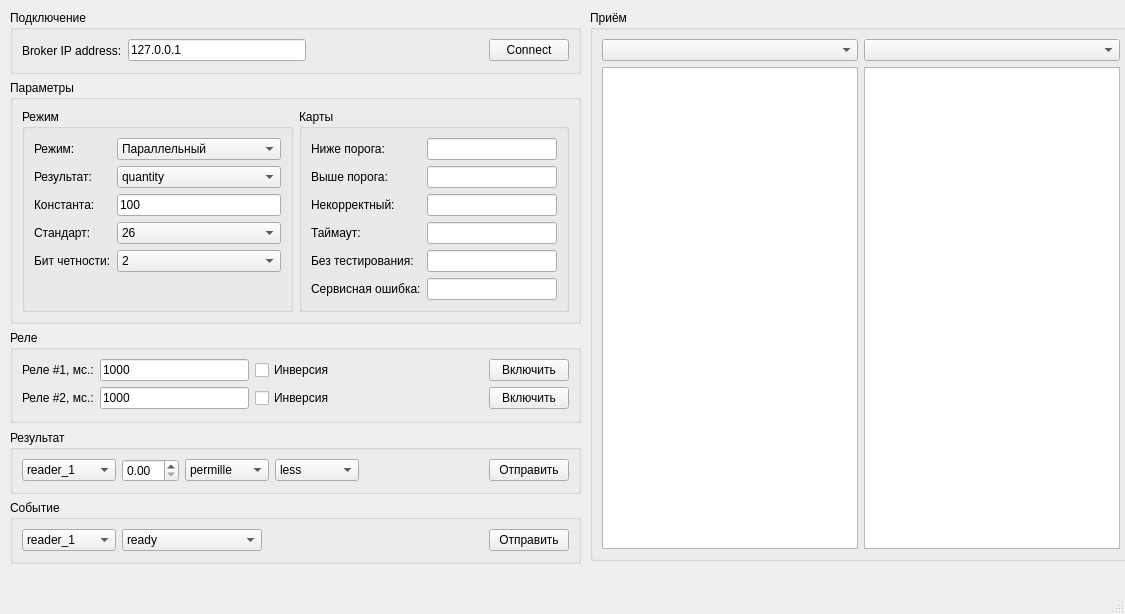
Old version of the form src/mainwindow.ui in the repository flownder/af-wiegand_sender.
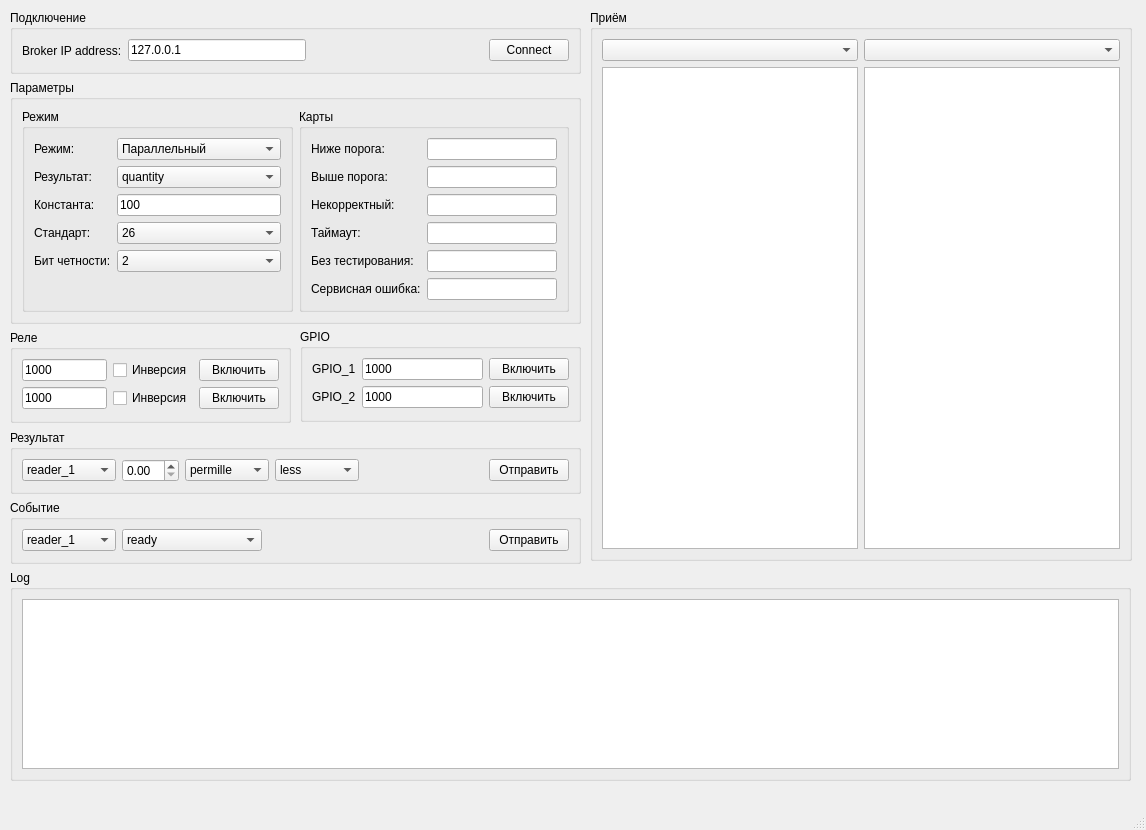
New version of the form.

Commit message: Обработка логов, и добавлен gpio

```diff
--- a/src/mainwindow.ui
+++ b/src/mainwindow.ui
@@ -6,8 +6,8 @@
    <rect>
     <x>0</x>
     <y>0</y>
-    <width>1125</width>
-    <height>614</height>
+    <width>1146</width>
+    <height>830</height>
    </rect>
   </property>
   <property name="windowTitle">
@@ -68,7 +68,7 @@
      <rect>
       <x>10</x>
       <y>330</y>
-      <width>571</width>
+      <width>281</width>
       <height>93</height>
      </rect>
     </property>
@@ -76,49 +76,21 @@
      <string>Реле</string>
     </property>
     <layout class="QGridLayout" name="gridLayout_2">
-     <item row="0" column="1">
-      <widget class="QLineEdit" name="relay_1_duration">
-       <property name="text">
-        <string>1000</string>
-       </property>
-      </widget>
-     </item>
      <item row="1" column="0">
-      <widget class="QLabel" name="label_8">
-       <property name="text">
-        <string>Реле #2, мс.:</string>
-       </property>
-      </widget>
-     </item>
-     <item row="0" column="0">
-      <widget class="QLabel" name="label_7">
-       <property name="text">
-        <string>Реле #1, мс.:</string>
-       </property>
-      </widget>
-     </item>
-     <item row="1" column="5">
-      <widget class="QPushButton" name="pushRelay_2">
-       <property name="text">
-        <string>Включить</string>
-       </property>
-      </widget>
-     </item>
-     <item row="1" column="1">
       <widget class="QLineEdit" name="relay_2_duration">
        <property name="text">
         <string>1000</string>
        </property>
       </widget>
      </item>
-     <item row="0" column="3">
-      <widget class="QCheckBox" name="sRelay_1">
+     <item row="1" column="2">
+      <widget class="QCheckBox" name="sRelay_2">
        <property name="text">
         <string>Инверсия</string>
        </property>
       </widget>
      </item>
-     <item row="0" column="5">
+     <item row="0" column="3">
       <widget class="QPushButton" name="pushRelay_1">
        <property name="text">
         <string>Включить</string>
@@ -126,38 +98,26 @@
       </widget>
      </item>
      <item row="1" column="3">
-      <widget class="QCheckBox" name="sRelay_2">
+      <widget class="QPushButton" name="pushRelay_2">
+       <property name="text">
+        <string>Включить</string>
+       </property>
+      </widget>
+     </item>
+     <item row="0" column="0">
+      <widget class="QLineEdit" name="relay_1_duration">
+       <property name="text">
+        <string>1000</string>
+       </property>
+      </widget>
+     </item>
+     <item row="0" column="2">
+      <widget class="QCheckBox" name="sRelay_1">
        <property name="text">
         <string>Инверсия</string>
        </property>
       </widget>
      </item>
-     <item row="0" column="4">
-      <spacer name="horizontalSpacer_3">
-       <property name="orientation">
-        <enum>Qt::Horizontal</enum>
-       </property>
-       <property name="sizeHint" stdset="0">
-        <size>
-         <width>40</width>
-         <height>20</height>
-        </size>
-       </property>
-      </spacer>
-     </item>
-     <item row="1" column="4">
-      <spacer name="horizontalSpacer_4">
-       <property name="orientation">
-        <enum>Qt::Horizontal</enum>
-       </property>
-       <property name="sizeHint" stdset="0">
-        <size>
-         <width>40</width>
-         <height>20</height>
-        </size>
-       </property>
-      </spacer>
-     </item>
     </layout>
    </widget>
    <widget class="QGroupBox" name="groupBox_5">
@@ -641,6 +601,81 @@
      </item>
     </layout>
    </widget>
+   <widget class="QGroupBox" name="groupBox_2">
+    <property name="geometry">
+     <rect>
+      <x>10</x>
+      <y>570</y>
+      <width>1121</width>
+      <height>211</height>
+     </rect>
+    </property>
+    <property name="title">
+     <string>Log</string>
+    </property>
+    <layout class="QGridLayout" name="gridLayout_8">
+     <item row="0" column="0">
+      <widget class="QTextBrowser" name="logViewer"/>
+     </item>
+    </layout>
+   </widget>
+   <widget class="QGroupBox" name="groupBox_4">
+    <property name="geometry">
+     <rect>
+      <x>300</x>
+      <y>329</y>
+      <width>281</width>
+      <height>93</height>
+     </rect>
+    </property>
+    <property name="title">
+     <string>GPIO</string>
+    </property>
+    <layout class="QGridLayout" name="gridLayout_9">
+     <item row="0" column="0">
+      <widget class="QLabel" name="label_15">
+       <property name="text">
+        <string>GPIO_1</string>
+       </property>
+      </widget>
+     </item>
+     <item row="0" column="1">
+      <widget class="QLineEdit" name="gpio_1_duration">
+       <property name="text">
+        <string>1000</string>
+       </property>
+      </widget>
+     </item>
+     <item row="0" column="2">
+      <widget class="QPushButton" name="pushGPIO_1">
+       <property name="text">
+        <string>Включить</string>
+       </property>
+      </widget>
+     </item>
+     <item row="1" column="0">
+      <widget class="QLabel" name="label_16">
+       <property name="text">
+        <string>GPIO_2</string>
+       </property>
+      </widget>
+     </item>
+     <item row="1" column="1">
+      <widget class="QLineEdit" name="gpio_2_duration">
+       <property name="text">
+        <string>1000</string>
+       </property>
+      </widget>
+     </item>
+     <item row="1" column="2">
+      <widget class="QPushButton" name="pushGPIO_2">
+       <property name="text">
+        <string>Включить</string>
+       </property>
+      </widget>
+     </item>
+    </layout>
+   </widget>
   </widget>
   <widget class="QMenuBar" name="menubar">
    <property name="geometry">
```
Left out of the diff: 2 changed lines with no effect on the pictures. The commit also changes 3 other files.
